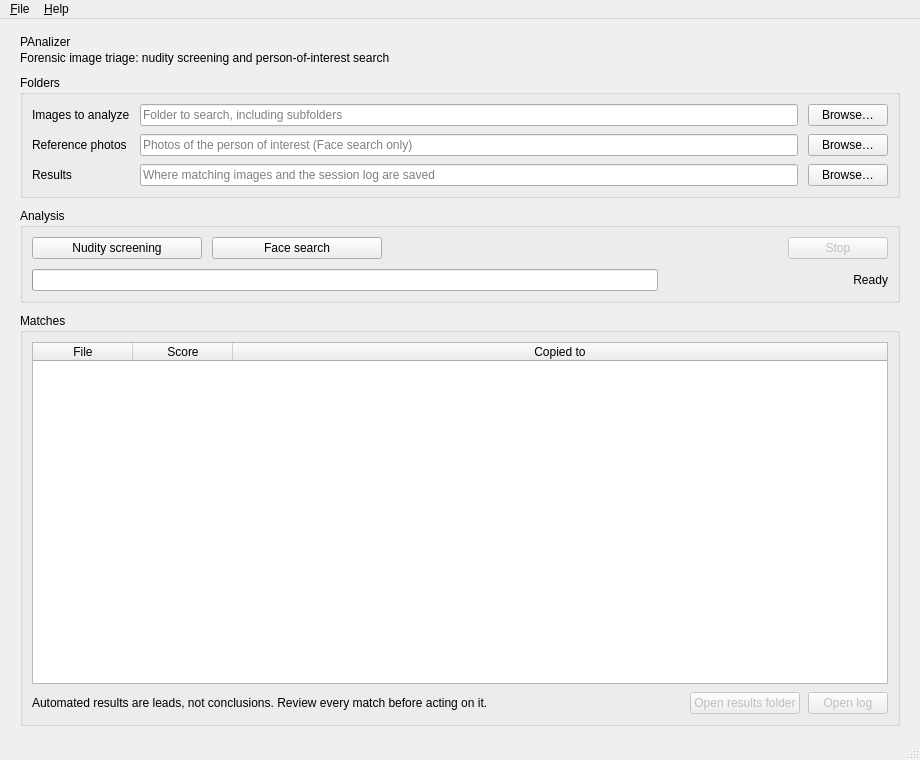
Above: Views/PAnalizerView.ui from AaronSoria/PAnalizer before the change. Below: the same form after it.
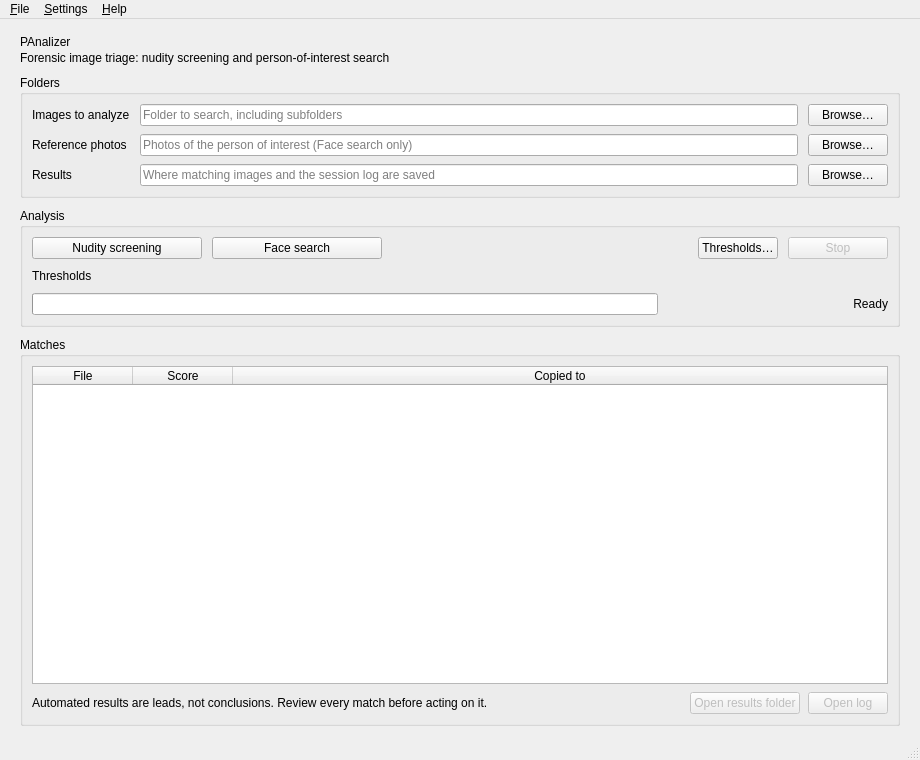
That is the form after the change.

Commit message: Make detection thresholds adjustable from the interface

```diff
--- a/Views/PAnalizerView.ui
+++ b/Views/PAnalizerView.ui
@@ -209,6 +209,16 @@
            </property>
           </spacer>
          </item>
+         <item>
+          <widget class="QPushButton" name="ThresholdsButton">
+           <property name="toolTip">
+            <string>Change the detection thresholds for this session</string>
+           </property>
+           <property name="text">
+            <string>Thresholds…</string>
+           </property>
+          </widget>
+         </item>
          <item>
           <widget class="QPushButton" name="StopButton">
            <property name="sizePolicy">
@@ -233,6 +243,13 @@
          </item>
         </layout>
        </item>
+       <item>
+        <widget class="QLabel" name="thresholdsLabel">
+         <property name="text">
+          <string>Thresholds</string>
+         </property>
+        </widget>
+       </item>
        <item>
         <layout class="QHBoxLayout" name="progressLayout">
          <property name="spacing">
@@ -369,6 +386,12 @@
     <addaction name="separator"/>
     <addaction name="actionQuit"/>
    </widget>
+   <widget class="QMenu" name="menuSettings">
+    <property name="title">
+     <string>&amp;Settings</string>
+    </property>
+    <addaction name="actionThresholds"/>
+   </widget>
    <widget class="QMenu" name="menuHelp">
     <property name="title">
      <string>&amp;Help</string>
@@ -376,6 +399,7 @@
     <addaction name="actionAbout"/>
    </widget>
    <addaction name="menuFile"/>
+   <addaction name="menuSettings"/>
    <addaction name="menuHelp"/>
   </widget>
   <widget class="QStatusBar" name="statusbar"/>
```
Left out of the diff: 6 changed lines with no effect on the pictures. The commit also changes 7 other files.
